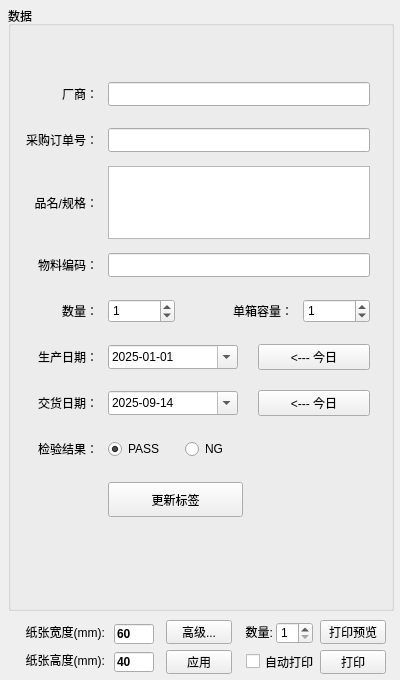
This is FramePrintControl.ui in wlffeng2008/AkkoLabelPrinter as Qt 5 draws it before an edit. The edited form follows.
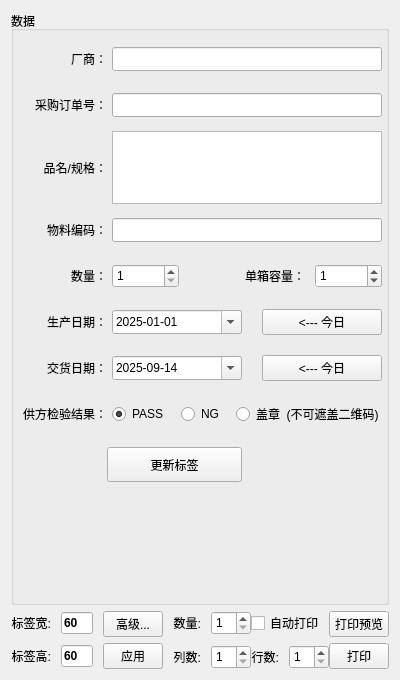
This is the edited form.

Diff of the .ui file:
```diff
--- a/FramePrintControl.ui
+++ b/FramePrintControl.ui
@@ -25,57 +25,19 @@
   <property name="windowTitle">
    <string>Frame</string>
   </property>
-  <widget class="QPushButton" name="pushButtonPrint">
-   <property name="geometry">
-    <rect>
-     <x>320</x>
-     <y>650</y>
-     <width>66</width>
-     <height>24</height>
-    </rect>
-   </property>
-   <property name="cursor">
-    <cursorShape>PointingHandCursor</cursorShape>
-   </property>
-   <property name="text">
-    <string>打印</string>
-   </property>
-  </widget>
-  <widget class="QPushButton" name="pushButtonPreview">
-   <property name="geometry">
-    <rect>
-     <x>320</x>
-     <y>620</y>
-     <width>66</width>
-     <height>24</height>
-    </rect>
-   </property>
-   <property name="cursor">
-    <cursorShape>PointingHandCursor</cursorShape>
-   </property>
-   <property name="text">
-    <string>打印预览</string>
-   </property>
-  </widget>
+  <layout class="QVBoxLayout" name="verticalLayout_3" stretch="1,0">
+   <item>
   <widget class="QGroupBox" name="groupBox2">
-   <property name="geometry">
-    <rect>
-     <x>8</x>
-     <y>6</y>
-     <width>386</width>
-     <height>605</height>
-    </rect>
-   </property>
    <property name="title">
     <string>数据</string>
    </property>
    <widget class="QStackedWidget" name="stackedWidget">
     <property name="geometry">
      <rect>
-      <x>6</x>
+        <x>2</x>
       <y>16</y>
       <width>378</width>
-      <height>581</height>
+        <height>572</height>
      </rect>
     </property>
     <property name="styleSheet">
@@ -777,15 +739,21 @@
      <widget class="QWidget" name="layoutWidget">
       <property name="geometry">
        <rect>
-        <x>12</x>
-        <y>52</y>
-        <width>344</width>
+          <x>0</x>
+          <y>12</y>
+          <width>374</width>
         <height>395</height>
        </rect>
       </property>
       <layout class="QGridLayout" name="gridLayout" rowminimumheight="40,40,40,40,40,40,40,40">
+         <property name="leftMargin">
+          <number>10</number>
+         </property>
+         <property name="rightMargin">
+          <number>5</number>
+         </property>
        <property name="horizontalSpacing">
-        <number>10</number>
+          <number>5</number>
        </property>
        <item row="6" column="0">
         <widget class="QLabel" name="label306">
@@ -810,7 +778,7 @@
        <item row="7" column="0">
         <widget class="QLabel" name="label307">
          <property name="text">
-          <string>检验结果：</string>
+            <string>供方检验结果：</string>
          </property>
          <property name="alignment">
           <set>Qt::AlignmentFlag::AlignRight|Qt::AlignmentFlag::AlignTrailing|Qt::AlignmentFlag::AlignVCenter</set>
@@ -930,6 +898,9 @@
              <height>24</height>
             </size>
            </property>
+             <property name="minimum">
+              <number>1</number>
+             </property>
            <property name="maximum">
             <number>100000</number>
            </property>
@@ -1047,9 +1018,9 @@
         </layout>
        </item>
        <item row="7" column="1">
-        <layout class="QHBoxLayout" name="horizontalLayout" stretch="0,1">
+          <layout class="QHBoxLayout" name="horizontalLayout" stretch="0,1,0">
          <property name="spacing">
-          <number>20</number>
+            <number>12</number>
          </property>
          <property name="sizeConstraint">
           <enum>QLayout::SizeConstraint::SetDefaultConstraint</enum>
@@ -1071,6 +1042,13 @@
            </property>
           </widget>
          </item>
+           <item>
+            <widget class="QRadioButton" name="radioButton2">
+             <property name="text">
+              <string>盖章  (不可遮盖二维码)</string>
+             </property>
+            </widget>
+           </item>
         </layout>
        </item>
        <item row="2" column="1">
@@ -1082,7 +1060,7 @@
       <property name="geometry">
        <rect>
         <x>94</x>
-        <y>460</y>
+          <y>420</y>
         <width>135</width>
         <height>35</height>
        </rect>
@@ -1097,97 +1075,37 @@
     </widget>
    </widget>
   </widget>
-  <widget class="QLabel" name="label_19">
-   <property name="geometry">
-    <rect>
-     <x>238</x>
-     <y>622</y>
-     <width>35</width>
-     <height>20</height>
-    </rect>
-   </property>
-   <property name="text">
-    <string>数量:</string>
-   </property>
-   <property name="alignment">
-    <set>Qt::AlignmentFlag::AlignRight|Qt::AlignmentFlag::AlignTrailing|Qt::AlignmentFlag::AlignVCenter</set>
-   </property>
-  </widget>
-  <widget class="QSpinBox" name="spinBoxPrintCount">
-   <property name="geometry">
-    <rect>
-     <x>276</x>
-     <y>622</y>
-     <width>37</width>
-     <height>22</height>
-    </rect>
-   </property>
-   <property name="minimum">
-    <number>1</number>
-   </property>
-   <property name="maximum">
-    <number>100000</number>
-   </property>
-   <property name="value">
-    <number>1</number>
-   </property>
-  </widget>
-  <widget class="QCheckBox" name="checkBoxAutoPrint">
-   <property name="geometry">
-    <rect>
-     <x>246</x>
-     <y>652</y>
-     <width>74</width>
-     <height>19</height>
-    </rect>
-   </property>
-   <property name="text">
-    <string>自动打印</string>
-   </property>
-   <property name="tristate">
-    <bool>false</bool>
-   </property>
-  </widget>
+   </item>
+   <item>
+    <layout class="QHBoxLayout" name="horizontalLayout_8" stretch="1,1,5,1">
+     <property name="spacing">
+      <number>10</number>
+     </property>
+     <item>
+      <layout class="QGridLayout" name="gridLayout_2">
+       <item row="0" column="0">
   <widget class="QLabel" name="label_9">
-   <property name="geometry">
-    <rect>
-     <x>4</x>
-     <y>624</y>
-     <width>101</width>
-     <height>16</height>
-    </rect>
-   </property>
    <property name="text">
-    <string>纸张宽度(mm):</string>
+          <string>标签宽:</string>
    </property>
    <property name="alignment">
     <set>Qt::AlignmentFlag::AlignRight|Qt::AlignmentFlag::AlignTrailing|Qt::AlignmentFlag::AlignVCenter</set>
    </property>
   </widget>
-  <widget class="QLabel" name="label_10">
-   <property name="geometry">
-    <rect>
-     <x>4</x>
-     <y>652</y>
-     <width>101</width>
-     <height>16</height>
-    </rect>
-   </property>
-   <property name="text">
-    <string>纸张高度(mm):</string>
-   </property>
-   <property name="alignment">
-    <set>Qt::AlignmentFlag::AlignRight|Qt::AlignmentFlag::AlignTrailing|Qt::AlignmentFlag::AlignVCenter</set>
-   </property>
-  </widget>
+       </item>
+       <item row="0" column="1">
   <widget class="QLineEdit" name="lineEditPaperW">
-   <property name="geometry">
-    <rect>
-     <x>114</x>
-     <y>624</y>
-     <width>40</width>
-     <height>20</height>
-    </rect>
+         <property name="minimumSize">
+          <size>
+           <width>32</width>
+           <height>0</height>
+          </size>
+         </property>
+         <property name="maximumSize">
+          <size>
+           <width>32</width>
+           <height>16777215</height>
+          </size>
    </property>
    <property name="font">
     <font>
@@ -1199,14 +1117,30 @@
     <string>60</string>
    </property>
   </widget>
+       </item>
+       <item row="1" column="0">
+        <widget class="QLabel" name="label_10">
+         <property name="text">
+          <string>标签高:</string>
+         </property>
+         <property name="alignment">
+          <set>Qt::AlignmentFlag::AlignRight|Qt::AlignmentFlag::AlignTrailing|Qt::AlignmentFlag::AlignVCenter</set>
+         </property>
+        </widget>
+       </item>
+       <item row="1" column="1">
   <widget class="QLineEdit" name="lineEditPaperH">
-   <property name="geometry">
-    <rect>
-     <x>114</x>
-     <y>652</y>
-     <width>40</width>
-     <height>20</height>
-    </rect>
+         <property name="minimumSize">
+          <size>
+           <width>32</width>
+           <height>0</height>
+          </size>
+         </property>
+         <property name="maximumSize">
+          <size>
+           <width>32</width>
+           <height>16777215</height>
+          </size>
    </property>
    <property name="font">
     <font>
@@ -1215,33 +1149,24 @@
     </font>
    </property>
    <property name="text">
-    <string>40</string>
-   </property>
-  </widget>
-  <widget class="QPushButton" name="pushButtonSetPaper">
-   <property name="geometry">
-    <rect>
-     <x>166</x>
-     <y>650</y>
-     <width>66</width>
-     <height>24</height>
-    </rect>
-   </property>
-   <property name="cursor">
-    <cursorShape>PointingHandCursor</cursorShape>
-   </property>
-   <property name="text">
-    <string>应用</string>
-   </property>
-  </widget>
+          <string>60</string>
+         </property>
+        </widget>
+       </item>
+      </layout>
+     </item>
+     <item>
+      <layout class="QVBoxLayout" name="verticalLayout">
+       <property name="spacing">
+        <number>6</number>
+       </property>
+       <item>
   <widget class="QPushButton" name="pushButtonLabelMng">
-   <property name="geometry">
-    <rect>
-     <x>166</x>
-     <y>620</y>
-     <width>66</width>
-     <height>24</height>
-    </rect>
+         <property name="maximumSize">
+          <size>
+           <width>60</width>
+           <height>16777215</height>
+          </size>
    </property>
    <property name="cursor">
     <cursorShape>PointingHandCursor</cursorShape>
@@ -1250,6 +1175,198 @@
     <string>高级...</string>
    </property>
   </widget>
+       </item>
+       <item>
+        <widget class="QPushButton" name="pushButtonSetPaper">
+         <property name="maximumSize">
+          <size>
+           <width>60</width>
+           <height>16777215</height>
+          </size>
+         </property>
+         <property name="cursor">
+          <cursorShape>PointingHandCursor</cursorShape>
+         </property>
+         <property name="text">
+          <string>应用</string>
+         </property>
+        </widget>
+       </item>
+      </layout>
+     </item>
+     <item>
+      <layout class="QGridLayout" name="gridLayout_3">
+       <item row="0" column="0">
+        <layout class="QHBoxLayout" name="horizontalLayout_5">
+         <item>
+          <widget class="QLabel" name="label_19">
+           <property name="text">
+            <string>数量:</string>
+           </property>
+           <property name="alignment">
+            <set>Qt::AlignmentFlag::AlignRight|Qt::AlignmentFlag::AlignTrailing|Qt::AlignmentFlag::AlignVCenter</set>
+           </property>
+          </widget>
+         </item>
+         <item>
+          <widget class="QSpinBox" name="spinBoxPrintCount">
+           <property name="minimumSize">
+            <size>
+             <width>40</width>
+             <height>24</height>
+            </size>
+           </property>
+           <property name="maximumSize">
+            <size>
+             <width>40</width>
+             <height>16777215</height>
+            </size>
+           </property>
+           <property name="minimum">
+            <number>1</number>
+           </property>
+           <property name="maximum">
+            <number>100000</number>
+           </property>
+           <property name="value">
+            <number>1</number>
+           </property>
+          </widget>
+         </item>
+        </layout>
+       </item>
+       <item row="0" column="1">
+        <widget class="QCheckBox" name="checkBoxAutoPrint">
+         <property name="text">
+          <string>自动打印</string>
+         </property>
+         <property name="tristate">
+          <bool>false</bool>
+         </property>
+        </widget>
+       </item>
+       <item row="1" column="0">
+        <layout class="QHBoxLayout" name="horizontalLayout_6">
+         <item>
+          <widget class="QLabel" name="label_20">
+           <property name="text">
+            <string>列数:</string>
+           </property>
+           <property name="alignment">
+            <set>Qt::AlignmentFlag::AlignRight|Qt::AlignmentFlag::AlignTrailing|Qt::AlignmentFlag::AlignVCenter</set>
+           </property>
+          </widget>
+         </item>
+         <item>
+          <widget class="QSpinBox" name="spinBoxPrintCol">
+           <property name="minimumSize">
+            <size>
+             <width>40</width>
+             <height>24</height>
+            </size>
+           </property>
+           <property name="maximumSize">
+            <size>
+             <width>40</width>
+             <height>16777215</height>
+            </size>
+           </property>
+           <property name="minimum">
+            <number>1</number>
+           </property>
+           <property name="maximum">
+            <number>100000</number>
+           </property>
+           <property name="value">
+            <number>1</number>
+           </property>
+          </widget>
+         </item>
+        </layout>
+       </item>
+       <item row="1" column="1">
+        <layout class="QHBoxLayout" name="horizontalLayout_7">
+         <item>
+          <widget class="QLabel" name="label_21">
+           <property name="text">
+            <string>行数:</string>
+           </property>
+           <property name="alignment">
+            <set>Qt::AlignmentFlag::AlignRight|Qt::AlignmentFlag::AlignTrailing|Qt::AlignmentFlag::AlignVCenter</set>
+           </property>
+          </widget>
+         </item>
+         <item>
+          <widget class="QSpinBox" name="spinBoxPrintRow">
+           <property name="minimumSize">
+            <size>
+             <width>40</width>
+             <height>24</height>
+            </size>
+           </property>
+           <property name="maximumSize">
+            <size>
+             <width>40</width>
+             <height>16777215</height>
+            </size>
+           </property>
+           <property name="minimum">
+            <number>1</number>
+           </property>
+           <property name="maximum">
+            <number>100000</number>
+           </property>
+           <property name="value">
+            <number>1</number>
+           </property>
+          </widget>
+         </item>
+        </layout>
+       </item>
+      </layout>
+     </item>
+     <item>
+      <layout class="QVBoxLayout" name="verticalLayout_2">
+       <property name="spacing">
+        <number>6</number>
+       </property>
+       <item>
+        <widget class="QPushButton" name="pushButtonPreview">
+         <property name="maximumSize">
+          <size>
+           <width>60</width>
+           <height>16777215</height>
+          </size>
+         </property>
+         <property name="cursor">
+          <cursorShape>PointingHandCursor</cursorShape>
+         </property>
+         <property name="text">
+          <string>打印预览</string>
+         </property>
+        </widget>
+       </item>
+       <item>
+        <widget class="QPushButton" name="pushButtonPrint">
+         <property name="maximumSize">
+          <size>
+           <width>60</width>
+           <height>16777215</height>
+          </size>
+         </property>
+         <property name="cursor">
+          <cursorShape>PointingHandCursor</cursorShape>
+         </property>
+         <property name="text">
+          <string>打印</string>
+         </property>
+        </widget>
+       </item>
+      </layout>
+     </item>
+    </layout>
+   </item>
+  </layout>
  </widget>
  <resources/>
  <connections/>
```
Left out of the diff: 12 changed lines with no effect on the pictures. Lines whose indentation alone changed are shown as unchanged.
